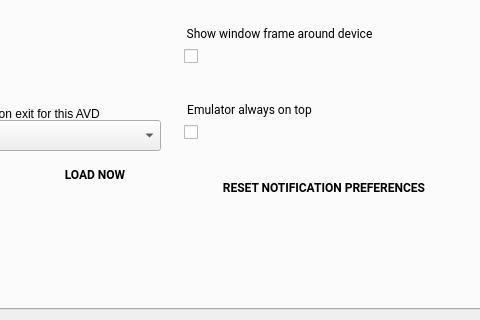
The window that android/android-emu/android/skin/qt/extended-pages/settings-page.ui (aosp-mirror/platform_external_qemu) describes before a commit, drawn with Qt 5; both pictures show x 142 to 622 and y 260 to 580 of the 622 by 580 pixel window.
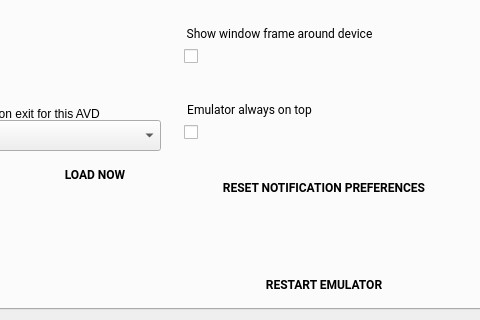
The same window after the commit. Icons and pictures are not drawn. Custom widgets are drawn as their Qt base class.

Commit message: [snapshot] Mechanism and button to restart the emulator

Patch:
```diff
--- a/android/android-emu/android/skin/qt/extended-pages/settings-page.ui
+++ b/android/android-emu/android/skin/qt/extended-pages/settings-page.ui
@@ -757,6 +757,35 @@
       </property>
      </item>
     </widget>
+    <widget class="RaisedMaterialButton" name="set_restartEmulator">
+     <property name="geometry">
+      <rect>
+       <x>324</x>
+       <y>480</y>
+       <width>280</width>
+       <height>36</height>
+      </rect>
+     </property>
+     <property name="font">
+      <font>
+       <family>Roboto</family>
+       <weight>75</weight>
+       <bold>true</bold>
+      </font>
+     </property>
+     <property name="text">
+      <string>RESTART EMULATOR</string>
+     </property>
+     <property name="flat">
+      <bool>true</bool>
+     </property>
+     <property name="ColorGroup" stdset="0">
+      <string>Button</string>
+     </property>
+     <property name="report_metrics" stdset="0">
+      <bool>false</bool>
+     </property>
+    </widget>
    </widget>
    <widget class="QWidget" name="tab_2">
     <attribute name="title">
```
The commit also changes 16 other files.
